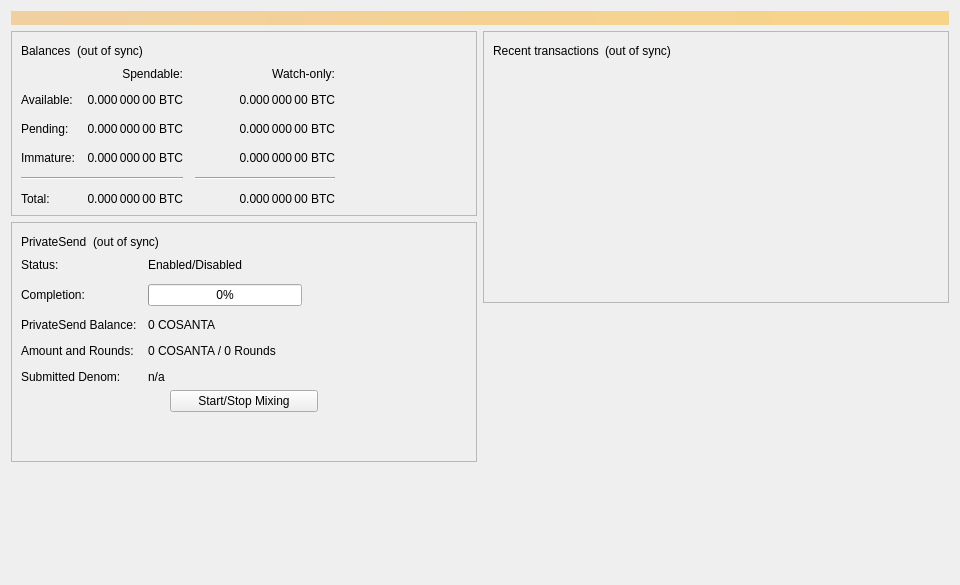
This is src/qt/forms/overviewpage.ui in piratecash/pirate as Qt 5 draws it before an edit. The edited form follows.
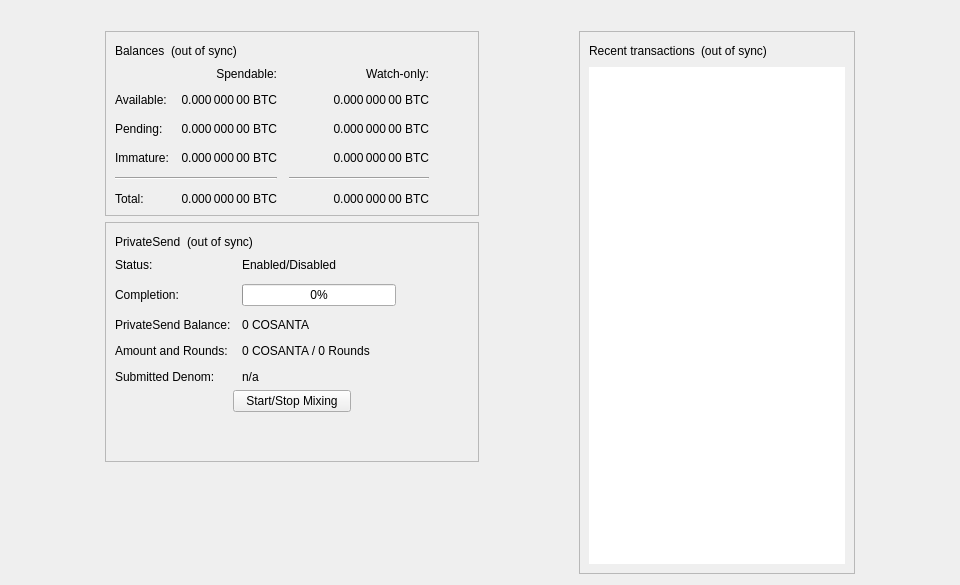
This is the edited form.

Diff of the .ui file:
```diff
--- a/src/qt/forms/overviewpage.ui
+++ b/src/qt/forms/overviewpage.ui
@@ -25,9 +25,6 @@
      <property name="visible">
       <bool>false</bool>
      </property>
-     <property name="styleSheet">
-      <string notr="true">QLabel { background-color: qlineargradient(x1: 0, y1: 0, x2: 1, y2: 0, stop:0 #F0D0A0, stop:1 #F8D488); color:#000000; }</string>
-     </property>
      <property name="wordWrap">
       <bool>true</bool>
      </property>
@@ -40,7 +37,23 @@
     </widget>
    </item>
    <item>
-    <layout class="QHBoxLayout" name="horizontalLayout" stretch="1,1">
+    <layout class="QHBoxLayout" name="horizontalLayout" stretch="1,0,1,0,1">
+     <item>
+      <spacer name="horizontalSpacerLeft">
+       <property name="orientation">
+        <enum>Qt::Horizontal</enum>
+       </property>
+       <property name="sizeType">
+        <enum>QSizePolicy::Preferred</enum>
+       </property>
+       <property name="sizeHint" stdset="0">
+        <size>
+         <width>10</width>
+         <height>20</height>
+        </size>
+       </property>
+      </spacer>
+     </item>
      <item>
       <layout class="QVBoxLayout" name="verticalLayout_2">
        <item>
@@ -563,6 +576,19 @@
        </item>
       </layout>
      </item>
+     <item>
+      <spacer name="horizontalSpacerCenter">
+       <property name="orientation">
+        <enum>Qt::Horizontal</enum>
+       </property>
+       <property name="sizeHint" stdset="0">
+        <size>
+         <width>10</width>
+         <height>20</height>
+        </size>
+       </property>
+      </spacer>
+     </item>
      <item>
       <layout class="QVBoxLayout" name="verticalLayout_3">
        <item>
@@ -613,9 +639,6 @@
           </item>
           <item>
            <widget class="QListView" name="listTransactions">
-            <property name="styleSheet">
-             <string notr="true">QListView { background: transparent; }</string>
-            </property>
             <property name="frameShape">
              <enum>QFrame::NoFrame</enum>
             </property>
@@ -633,20 +656,23 @@
          </layout>
         </widget>
        </item>
+      </layout>
+     </item>
        <item>
-        <spacer name="verticalSpacer_2">
+      <spacer name="horizontalSpacerRight">
          <property name="orientation">
-          <enum>Qt::Vertical</enum>
+        <enum>Qt::Horizontal</enum>
+       </property>
+       <property name="sizeType">
+        <enum>QSizePolicy::Preferred</enum>
          </property>
          <property name="sizeHint" stdset="0">
           <size>
-           <width>20</width>
-           <height>40</height>
+         <width>10</width>
+         <height>20</height>
           </size>
          </property>
         </spacer>
-       </item>
-      </layout>
      </item>
     </layout>
    </item>
```
Lines whose indentation alone changed are shown as unchanged.
